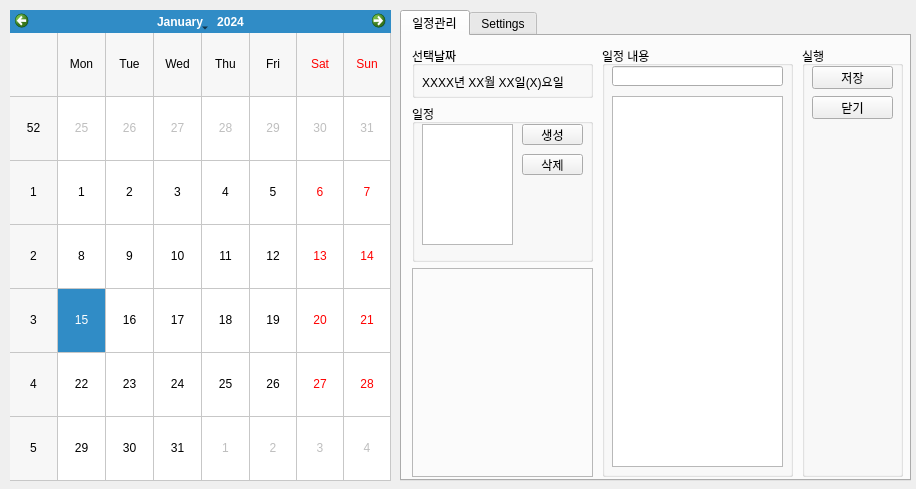
This is Mkalendar.ui in gatherKnowledge/Mkalendar as Qt 5 draws it before an edit. The edited form follows.
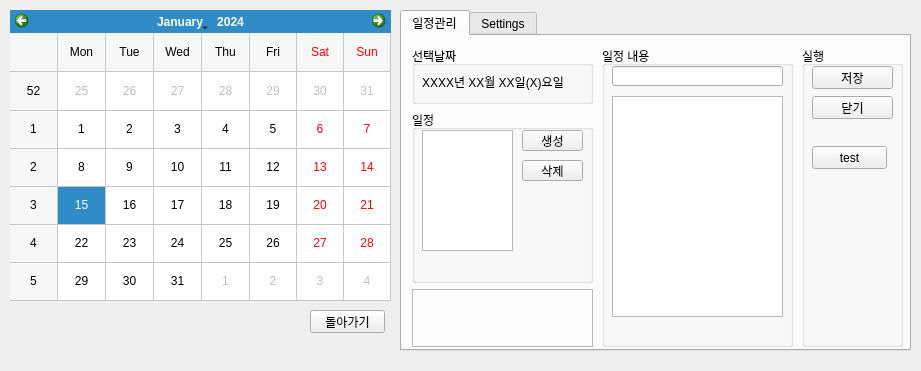
This is the edited form.

```diff
--- a/Mkalendar.ui
+++ b/Mkalendar.ui
@@ -6,8 +6,8 @@
    <rect>
     <x>0</x>
     <y>0</y>
-    <width>916</width>
-    <height>489</height>
+    <width>921</width>
+    <height>371</height>
    </rect>
   </property>
   <property name="windowTitle">
@@ -26,7 +26,7 @@
       <x>10</x>
       <y>10</y>
       <width>381</width>
-      <height>471</height>
+      <height>291</height>
      </rect>
     </property>
     <property name="mouseTracking">
@@ -60,7 +60,7 @@
       <x>400</x>
       <y>10</y>
       <width>511</width>
-      <height>471</height>
+      <height>341</height>
      </rect>
     </property>
     <property name="currentIndex">
@@ -76,10 +76,10 @@
         <x>10</x>
         <y>10</y>
         <width>181</width>
-        <height>431</height>
+        <height>301</height>
        </rect>
       </property>
-      <layout class="QVBoxLayout" name="verticalLayout" stretch="1,3,4">
+      <layout class="QVBoxLayout" name="verticalLayout" stretch="1,3,1">
        <item>
         <widget class="QGroupBox" name="groupBox_2">
          <property name="title">
@@ -167,7 +167,7 @@
         <x>200</x>
         <y>10</y>
         <width>191</width>
-        <height>431</height>
+        <height>301</height>
        </rect>
       </property>
       <layout class="QVBoxLayout" name="verticalLayout_2" stretch="5">
@@ -182,7 +182,7 @@
             <x>10</x>
             <y>50</y>
             <width>171</width>
-            <height>371</height>
+            <height>221</height>
            </rect>
           </property>
          </widget>
@@ -224,7 +224,7 @@
         <x>400</x>
         <y>10</y>
         <width>101</width>
-        <height>431</height>
+        <height>301</height>
        </rect>
       </property>
       <layout class="QVBoxLayout" name="verticalLayout_3">
@@ -259,6 +259,19 @@
            <string>닫기</string>
           </property>
          </widget>
+         <widget class="QPushButton" name="btnTest">
+          <property name="geometry">
+           <rect>
+            <x>10</x>
+            <y>100</y>
+            <width>75</width>
+            <height>23</height>
+           </rect>
+          </property>
+          <property name="text">
+           <string>test</string>
+          </property>
+         </widget>
         </widget>
        </item>
       </layout>
@@ -270,6 +283,19 @@
      </attribute>
     </widget>
    </widget>
+   <widget class="QPushButton" name="btnReturn">
+    <property name="geometry">
+     <rect>
+      <x>310</x>
+      <y>310</y>
+      <width>75</width>
+      <height>23</height>
+     </rect>
+    </property>
+    <property name="text">
+     <string>돌아가기</string>
+    </property>
+   </widget>
   </widget>
  </widget>
  <resources/>
```
